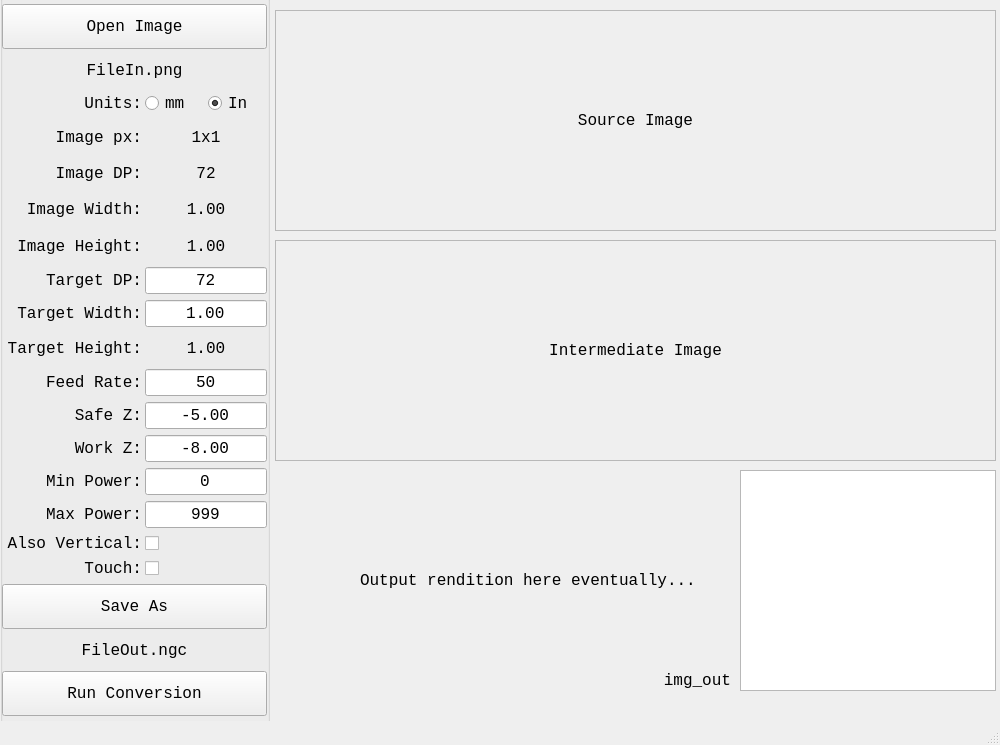
mj1911/dmap2m67, file img2m67.ui: the form before one commit.
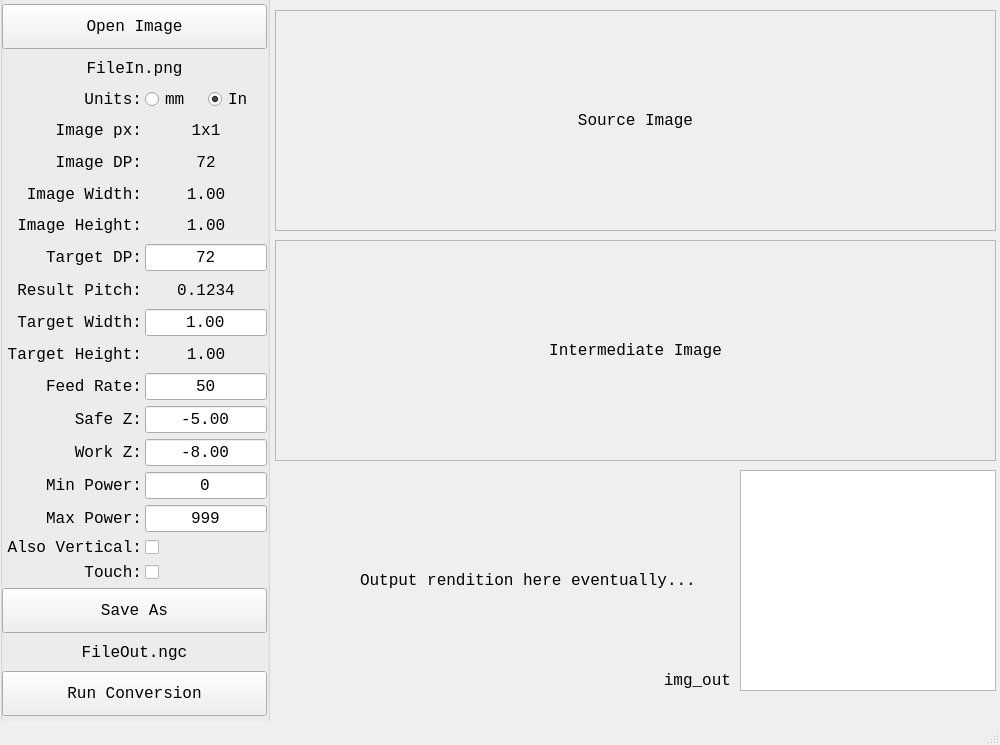
The form after the commit. Icons and pictures are not drawn.

Commit message: Bug hunting, squish, nope not dead yet...

The edit to the form file:
```diff
--- a/img2m67.ui
+++ b/img2m67.ui
@@ -75,7 +75,7 @@
        <height>712</height>
       </rect>
      </property>
-     <layout class="QGridLayout" name="gridLayout" rowminimumheight="0,0,0,0,0,0,0,0,0,0,0,0,0,0,0,0,0,0,0,0,0,0,0,0,0,0,0" columnminimumwidth="140,60,0">
+     <layout class="QGridLayout" name="gridLayout" rowminimumheight="0,0,0,0,0,0,0,0,0,0,0,0,0,0,0,0,0,0,0,0,0,0,0,0,0,0,0,0,0,0" columnminimumwidth="140,60,0">
       <property name="sizeConstraint">
        <enum>QLayout::SetDefaultConstraint</enum>
       </property>
@@ -97,46 +97,29 @@
       <property name="verticalSpacing">
        <number>6</number>
       </property>
-      <item row="6" column="0">
-       <widget class="QLabel" name="label_29">
-        <property name="text">
-         <string>Image px:</string>
+      <item row="29" column="0" colspan="3">
+       <widget class="QPushButton" name="pb_convert">
+        <property name="minimumSize">
+         <size>
+          <width>0</width>
+          <height>45</height>
+         </size>
         </property>
-        <property name="alignment">
-         <set>Qt::AlignRight|Qt::AlignTrailing|Qt::AlignVCenter</set>
-        </property>
-       </widget>
-      </item>
-      <item row="14" column="0">
-       <widget class="QLabel" name="label">
         <property name="statusTip">
          <string>Adjust output size; affects target DP and target height.</string>
         </property>
         <property name="text">
-         <string>Target Width:</string>
+         <string>Run Conversion</string>
         </property>
-        <property name="alignment">
-         <set>Qt::AlignRight|Qt::AlignTrailing|Qt::AlignVCenter</set>
-        </property>
        </widget>
       </item>
-      <item row="18" column="0">
-       <widget class="QLabel" name="label_4">
-        <property name="text">
-         <string>Safe Z:</string>
-        </property>
-        <property name="alignment">
-         <set>Qt::AlignRight|Qt::AlignTrailing|Qt::AlignVCenter</set>
-        </property>
-       </widget>
-      </item>
-      <item row="25" column="0" colspan="3">
-       <widget class="QLabel" name="lb_file_out">
+      <item row="18" column="1" colspan="2">
+       <widget class="QLabel" name="lb_target_height">
         <property name="statusTip">
          <string>Name of the file to save.</string>
         </property>
         <property name="text">
-         <string>FileOut.ngc</string>
+         <string>1.00</string>
         </property>
         <property name="alignment">
          <set>Qt::AlignCenter</set>
@@ -156,113 +139,29 @@
         </property>
        </widget>
       </item>
-      <item row="8" column="0">
-       <widget class="QLabel" name="label_9">
+      <item row="6" column="1" colspan="2">
+       <widget class="QLabel" name="lb_image_px">
         <property name="statusTip">
          <string>Native width of source image at that DP.</string>
         </property>
         <property name="text">
-         <string>Image Width:</string>
+         <string>1x1</string>
         </property>
         <property name="alignment">
-         <set>Qt::AlignRight|Qt::AlignTrailing|Qt::AlignVCenter</set>
+         <set>Qt::AlignCenter</set>
         </property>
        </widget>
       </item>
-      <item row="10" column="0">
-       <widget class="QLabel" name="label_12">
-        <property name="statusTip">
-         <string>Native height of source image at that DP.</string>
-        </property>
+      <item row="20" column="0">
+       <widget class="QLabel" name="label_3">
         <property name="text">
-         <string>Image Height:</string>
+         <string>Feed Rate:</string>
         </property>
         <property name="alignment">
          <set>Qt::AlignRight|Qt::AlignTrailing|Qt::AlignVCenter</set>
         </property>
        </widget>
       </item>
-      <item row="15" column="0">
-       <widget class="QLabel" name="label_31">
-        <property name="statusTip">
-         <string>Target height, in physical units.</string>
-        </property>
-        <property name="text">
-         <string>Target Height:</string>
-        </property>
-        <property name="alignment">
-         <set>Qt::AlignRight|Qt::AlignTrailing|Qt::AlignVCenter</set>
-        </property>
-       </widget>
-      </item>
-      <item row="22" column="0">
-       <widget class="QLabel" name="label_8">
-        <property name="statusTip">
-         <string>This approximately doubles the amount of power into the work.</string>
-        </property>
-        <property name="text">
-         <string>Also Vertical:</string>
-        </property>
-        <property name="alignment">
-         <set>Qt::AlignRight|Qt::AlignTrailing|Qt::AlignVCenter</set>
-        </property>
-       </widget>
-      </item>
-      <item row="19" column="0">
-       <widget class="QLabel" name="label_5">
-        <property name="text">
-         <string>Work Z:</string>
-        </property>
-        <property name="alignment">
-         <set>Qt::AlignRight|Qt::AlignTrailing|Qt::AlignVCenter</set>
-        </property>
-       </widget>
-      </item>
-      <item row="0" column="0" colspan="3">
-       <widget class="QPushButton" name="pb_open">
-        <property name="minimumSize">
-         <size>
-          <width>0</width>
-          <height>45</height>
-         </size>
-        </property>
-        <property name="statusTip">
-         <string>Choose input image to open.</string>
-        </property>
-        <property name="text">
-         <string>Open Image</string>
-        </property>
-       </widget>
-      </item>
-      <item row="7" column="0">
-       <widget class="QLabel" name="label_10">
-        <property name="statusTip">
-         <string>Dot-pitch of source image, per inch or mm.</string>
-        </property>
-        <property name="text">
-         <string>Image DP:</string>
-        </property>
-        <property name="alignment">
-         <set>Qt::AlignRight|Qt::AlignTrailing|Qt::AlignVCenter</set>
-        </property>
-       </widget>
-      </item>
-      <item row="26" column="0" colspan="3">
-       <widget class="QPushButton" name="pb_convert">
-        <property name="minimumSize">
-         <size>
-          <width>0</width>
-          <height>45</height>
-         </size>
-        </property>
-        <property name="statusTip">
-         <string>Perform the conversion and save the file.</string>
-        </property>
-        <property name="text">
-         <string>Run Conversion</string>
-        </property>
-       </widget>
-      </item>
       <item row="4" column="0" colspan="3">
        <widget class="QLabel" name="lb_file_in">
         <property name="statusTip">
@@ -276,40 +175,20 @@
         </property>
        </widget>
       </item>
-      <item row="17" column="0">
-       <widget class="QLabel" name="label_3">
-        <property name="text">
-         <string>Feed Rate:</string>
-        </property>
-        <property name="alignment">
-         <set>Qt::AlignRight|Qt::AlignTrailing|Qt::AlignVCenter</set>
-        </property>
-       </widget>
-      </item>
-      <item row="20" column="0">
-       <widget class="QLabel" name="label_6">
-        <property name="text">
-         <string>Min Power:</string>
-        </property>
-        <property name="alignment">
-         <set>Qt::AlignRight|Qt::AlignTrailing|Qt::AlignVCenter</set>
-        </property>
-       </widget>
-      </item>
-      <item row="21" column="0">
-       <widget class="QLabel" name="label_7">
+      <item row="8" column="1" colspan="2">
+       <widget class="QLabel" name="lb_image_width">
         <property name="statusTip">
          <string>NOTE in this version, this is currently limited internally due to PIL.</string>
         </property>
         <property name="text">
-         <string>Max Power:</string>
+         <string>1.00</string>
         </property>
         <property name="alignment">
-         <set>Qt::AlignRight|Qt::AlignTrailing|Qt::AlignVCenter</set>
+         <set>Qt::AlignCenter</set>
         </property>
        </widget>
       </item>
-      <item row="24" column="0" colspan="3">
+      <item row="27" column="0" colspan="3">
        <widget class="QPushButton" name="pb_saveas">
         <property name="minimumSize">
          <size>
@@ -325,6 +204,32 @@
         </property>
        </widget>
       </item>
+      <item row="17" column="1" colspan="2">
+       <widget class="QLineEdit" name="le_target_width">
+        <property name="statusTip">
+         <string>Float, output width, in physical units.</string>
+        </property>
+        <property name="text">
+         <string>1.00</string>
+        </property>
+        <property name="alignment">
+         <set>Qt::AlignCenter</set>
+        </property>
+       </widget>
+      </item>
+      <item row="25" column="1" colspan="2">
+       <widget class="QCheckBox" name="cb_vertical">
+        <property name="statusTip">
+         <string>Also do a vertical pass; otherwise only horizontal.</string>
+        </property>
+        <property name="text">
+         <string/>
+        </property>
+        <property name="checked">
+         <bool>false</bool>
+        </property>
+       </widget>
+      </item>
       <item row="5" column="0">
        <widget class="QLabel" name="label_11">
         <property name="statusTip">
@@ -338,7 +243,46 @@
         </property>
        </widget>
       </item>
-      <item row="23" column="0">
+      <item row="24" column="1" colspan="2">
+       <widget class="QLineEdit" name="le_power_max">
+        <property name="statusTip">
+         <string>Maximum power to use; LinuxCNC/Mesa do 12-bit PWM/48kHz; 999 gives 1k intensities with few digits.</string>
+        </property>
+        <property name="text">
+         <string>999</string>
+        </property>
+        <property name="alignment">
+         <set>Qt::AlignCenter</set>
+        </property>
+       </widget>
+      </item>
+      <item row="10" column="0">
+       <widget class="QLabel" name="label_12">
+        <property name="statusTip">
+         <string>Native height of source image at that DP.</string>
+        </property>
+        <property name="text">
+         <string>Image Height:</string>
+        </property>
+        <property name="alignment">
+         <set>Qt::AlignRight|Qt::AlignTrailing|Qt::AlignVCenter</set>
+        </property>
+       </widget>
+      </item>
+      <item row="7" column="1" colspan="2">
+       <widget class="QLabel" name="lb_image_dp">
+        <property name="statusTip">
+         <string>Source image resolution, in dots per unit length.  The higher this is, the more source detail.</string>
+        </property>
+        <property name="text">
+         <string>72</string>
+        </property>
+        <property name="alignment">
+         <set>Qt::AlignCenter</set>
+        </property>
+       </widget>
+      </item>
+      <item row="26" column="0">
        <widget class="QLabel" name="label_13">
         <property name="statusTip">
          <string>Whole keyboard is not supported (yet?)</string>
@@ -351,6 +295,117 @@
         </property>
        </widget>
       </item>
+      <item row="7" column="0">
+       <widget class="QLabel" name="label_10">
+        <property name="statusTip">
+         <string>Dot-pitch of source image, per inch or mm.</string>
+        </property>
+        <property name="text">
+         <string>Image DP:</string>
+        </property>
+        <property name="alignment">
+         <set>Qt::AlignRight|Qt::AlignTrailing|Qt::AlignVCenter</set>
+        </property>
+       </widget>
+      </item>
+      <item row="21" column="1" colspan="2">
+       <widget class="QLineEdit" name="le_safe_z">
+        <property name="statusTip">
+         <string>Float, distance to work for &quot;safe&quot; (laser off) moves.</string>
+        </property>
+        <property name="text">
+         <string>-5.00</string>
+        </property>
+        <property name="alignment">
+         <set>Qt::AlignCenter</set>
+        </property>
+       </widget>
+      </item>
+      <item row="15" column="0">
+       <widget class="QLabel" name="label_14">
+        <property name="statusTip">
+         <string>The resulting distance between M1 instructions.</string>
+        </property>
+        <property name="text">
+         <string>Result Pitch:</string>
+        </property>
+        <property name="alignment">
+         <set>Qt::AlignRight|Qt::AlignTrailing|Qt::AlignVCenter</set>
+        </property>
+       </widget>
+      </item>
+      <item row="6" column="0">
+       <widget class="QLabel" name="label_29">
+        <property name="text">
+         <string>Image px:</string>
+        </property>
+        <property name="alignment">
+         <set>Qt::AlignRight|Qt::AlignTrailing|Qt::AlignVCenter</set>
+        </property>
+       </widget>
+      </item>
+      <item row="10" column="1" colspan="2">
+       <widget class="QLabel" name="lb_image_height">
+        <property name="statusTip">
+         <string>Image pixels tall / dp = physical height</string>
+        </property>
+        <property name="text">
+         <string>1.00</string>
+        </property>
+        <property name="alignment">
+         <set>Qt::AlignCenter</set>
+        </property>
+       </widget>
+      </item>
+      <item row="25" column="0">
+       <widget class="QLabel" name="label_8">
+        <property name="statusTip">
+         <string>This approximately doubles the amount of power into the work.</string>
+        </property>
+        <property name="text">
+         <string>Also Vertical:</string>
+        </property>
+        <property name="alignment">
+         <set>Qt::AlignRight|Qt::AlignTrailing|Qt::AlignVCenter</set>
+        </property>
+       </widget>
+      </item>
+      <item row="28" column="0" colspan="3">
+       <widget class="QLabel" name="lb_file_out">
+        <property name="statusTip">
+         <string>Name of the file to save.</string>
+        </property>
+        <property name="text">
+         <string>FileOut.ngc</string>
+        </property>
+        <property name="alignment">
+         <set>Qt::AlignCenter</set>
+        </property>
+       </widget>
+      </item>
+      <item row="23" column="0">
+       <widget class="QLabel" name="label_6">
+        <property name="text">
+         <string>Min Power:</string>
+        </property>
+        <property name="alignment">
+         <set>Qt::AlignRight|Qt::AlignTrailing|Qt::AlignVCenter</set>
+        </property>
+       </widget>
+      </item>
+      <item row="17" column="0">
+       <widget class="QLabel" name="label">
+        <property name="statusTip">
+         <string>Adjust output size; affects target DP and target height.</string>
+        </property>
+        <property name="text">
+         <string>Target Width:</string>
+        </property>
+        <property name="alignment">
+         <set>Qt::AlignRight|Qt::AlignTrailing|Qt::AlignVCenter</set>
+        </property>
+       </widget>
+      </item>
       <item row="5" column="1">
        <widget class="QRadioButton" name="rb_mm">
         <property name="maximumSize">
@@ -367,104 +422,95 @@
         </property>
        </widget>
       </item>
-      <item row="5" column="2">
-       <widget class="QRadioButton" name="rb_in">
-        <property name="maximumSize">
+      <item row="26" column="1" colspan="2">
+       <widget class="QCheckBox" name="cb_touch">
+        <property name="statusTip">
+         <string>Popup a keypad numeric entry for touch screens.</string>
+        </property>
+        <property name="text">
+         <string/>
+        </property>
+        <property name="checked">
+         <bool>false</bool>
+        </property>
+       </widget>
+      </item>
+      <item row="22" column="0">
+       <widget class="QLabel" name="label_5">
+        <property name="text">
+         <string>Work Z:</string>
+        </property>
+        <property name="alignment">
+         <set>Qt::AlignRight|Qt::AlignTrailing|Qt::AlignVCenter</set>
+        </property>
+       </widget>
+      </item>
+      <item row="21" column="0">
+       <widget class="QLabel" name="label_4">
+        <property name="text">
+         <string>Safe Z:</string>
+        </property>
+        <property name="alignment">
+         <set>Qt::AlignRight|Qt::AlignTrailing|Qt::AlignVCenter</set>
+        </property>
+       </widget>
+      </item>
+      <item row="24" column="0">
+       <widget class="QLabel" name="label_7">
+        <property name="statusTip">
+         <string>NOTE in this version, this is currently limited internally due to PIL.</string>
+        </property>
+        <property name="text">
+         <string>Max Power:</string>
+        </property>
+        <property name="alignment">
+         <set>Qt::AlignRight|Qt::AlignTrailing|Qt::AlignVCenter</set>
+        </property>
+       </widget>
+      </item>
+      <item row="23" column="1" colspan="2">
+       <widget class="QLineEdit" name="le_power_min">
+        <property name="statusTip">
+         <string>Integer, minimum power to use, generally 0 for totally off.</string>
+        </property>
+        <property name="text">
+         <string>0</string>
+        </property>
+        <property name="alignment">
+         <set>Qt::AlignCenter</set>
+        </property>
+       </widget>
+      </item>
+      <item row="18" column="0">
+       <widget class="QLabel" name="label_31">
+        <property name="statusTip">
+         <string>Target height, in physical units.</string>
+        </property>
+        <property name="text">
+         <string>Target Height:</string>
+        </property>
+        <property name="alignment">
+         <set>Qt::AlignRight|Qt::AlignTrailing|Qt::AlignVCenter</set>
+        </property>
+       </widget>
+      </item>
+      <item row="0" column="0" colspan="3">
+       <widget class="QPushButton" name="pb_open">
+        <property name="minimumSize">
          <size>
-          <width>60</width>
-          <height>16777215</height>
+          <width>0</width>
+          <height>45</height>
          </size>
         </property>
         <property name="statusTip">
          <string>Units: Inches</string>
         </property>
         <property name="text">
-         <string>In</string>
+         <string>Open Image</string>
         </property>
-        <property name="checked">
-         <bool>true</bool>
-        </property>
        </widget>
       </item>
-      <item row="6" column="1" colspan="2">
-       <widget class="QLabel" name="lb_image_px">
-        <property name="statusTip">
-         <string>Input image size, in pixels.  More is always better.</string>
-        </property>
-        <property name="text">
-         <string>1x1</string>
-        </property>
-        <property name="alignment">
-         <set>Qt::AlignCenter</set>
-        </property>
-       </widget>
-      </item>
-      <item row="8" column="1" colspan="2">
-       <widget class="QLabel" name="lb_image_width">
-        <property name="statusTip">
-         <string>Image pixels wide / dp = physical width</string>
-        </property>
-        <property name="text">
-         <string>1.00</string>
-        </property>
-        <property name="alignment">
-         <set>Qt::AlignCenter</set>
-        </property>
-       </widget>
-      </item>
-      <item row="10" column="1" colspan="2">
-       <widget class="QLabel" name="lb_image_height">
-        <property name="statusTip">
-         <string>Image pixels tall / dp = physical height</string>
-        </property>
-        <property name="text">
-         <string>1.00</string>
-        </property>
-        <property name="alignment">
-         <set>Qt::AlignCenter</set>
-        </property>
-       </widget>
-      </item>
-      <item row="13" column="1" colspan="2">
-       <widget class="QLineEdit" name="le_target_dp">
-        <property name="statusTip">
-         <string>Float target resolution; note the lower this is, the less resolution.</string>
-        </property>
-        <property name="text">
-         <string>72</string>
-        </property>
-        <property name="alignment">
-         <set>Qt::AlignCenter</set>
-        </property>
-       </widget>
-      </item>
-      <item row="14" column="1" colspan="2">
-       <widget class="QLineEdit" name="le_target_width">
-        <property name="statusTip">
-         <string>Float, output width, in physical units.</string>
-        </property>
-        <property name="text">
-         <string>1.00</string>
-        </property>
-        <property name="alignment">
-         <set>Qt::AlignCenter</set>
-        </property>
-       </widget>
-      </item>
-      <item row="15" column="1" colspan="2">
-       <widget class="QLabel" name="lb_target_height">
-        <property name="statusTip">
-         <string>Output height, calculated.</string>
-        </property>
-        <property name="text">
-         <string>1.00</string>
-        </property>
-        <property name="alignment">
-         <set>Qt::AlignCenter</set>
-        </property>
-       </widget>
-      </item>
-      <item row="17" column="1" colspan="2">
+      <item row="20" column="1" colspan="2">
        <widget class="QLineEdit" name="le_feedrate">
         <property name="statusTip">
          <string>Float, movement rate in units/min.  Note slower = more power into work.</string>
@@ -477,20 +523,33 @@
         </property>
        </widget>
       </item>
-      <item row="18" column="1" colspan="2">
-       <widget class="QLineEdit" name="le_safe_z">
+      <item row="13" column="1" colspan="2">
+       <widget class="QLineEdit" name="le_target_dp">
         <property name="statusTip">
          <string>Float, distance to work for &quot;safe&quot; (laser off) moves.</string>
         </property>
         <property name="text">
-         <string>-5.00</string>
+         <string>72</string>
         </property>
         <property name="alignment">
          <set>Qt::AlignCenter</set>
         </property>
        </widget>
       </item>
-      <item row="19" column="1" colspan="2">
+      <item row="8" column="0">
+       <widget class="QLabel" name="label_9">
+        <property name="statusTip">
+         <string>Native width of source image at that DP.</string>
+        </property>
+        <property name="text">
+         <string>Image Width:</string>
+        </property>
+        <property name="alignment">
+         <set>Qt::AlignRight|Qt::AlignTrailing|Qt::AlignVCenter</set>
+        </property>
+       </widget>
+      </item>
+      <item row="22" column="1" colspan="2">
        <widget class="QLineEdit" name="le_work_z">
         <property name="statusTip">
          <string>Float, distance to work for laser-on moves.  This is the focus distance.</string>
@@ -503,65 +562,32 @@
         </property>
        </widget>
       </item>
-      <item row="20" column="1" colspan="2">
-       <widget class="QLineEdit" name="le_power_min">
-        <property name="statusTip">
-         <string>Integer, minimum power to use, generally 0 for totally off.</string>
+      <item row="5" column="2">
+       <widget class="QRadioButton" name="rb_in">
+        <property name="maximumSize">
+         <size>
+          <width>60</width>
+          <height>16777215</height>
+         </size>
         </property>
-        <property name="text">
-         <string>0</string>
-        </property>
-        <property name="alignment">
-         <set>Qt::AlignCenter</set>
-        </property>
-       </widget>
-      </item>
-      <item row="21" column="1" colspan="2">
-       <widget class="QLineEdit" name="le_power_max">
         <property name="statusTip">
          <string>Maximum power to use; LinuxCNC/Mesa do 12-bit PWM/48kHz; 999 gives 1k intensities with few digits.</string>
         </property>
         <property name="text">
-         <string>999</string>
+         <string>In</string>
         </property>
-        <property name="alignment">
-         <set>Qt::AlignCenter</set>
-        </property>
-       </widget>
-      </item>
-      <item row="22" column="1" colspan="2">
-       <widget class="QCheckBox" name="cb_vertical">
-        <property name="statusTip">
-         <string>Also do a vertical pass; otherwise only horizontal.</string>
-        </property>
-        <property name="text">
-         <string/>
-        </property>
         <property name="checked">
-         <bool>false</bool>
+         <bool>true</bool>
         </property>
        </widget>
       </item>
-      <item row="23" column="1" colspan="2">
-       <widget class="QCheckBox" name="cb_touch">
+      <item row="15" column="1" colspan="2">
+       <widget class="QLabel" name="lb_width_pitch">
         <property name="statusTip">
          <string>Popup a keypad numeric entry for touch screens.</string>
         </property>
         <property name="text">
-         <string/>
-        </property>
-        <property name="checked">
-         <bool>false</bool>
-        </property>
-       </widget>
-      </item>
-      <item row="7" column="1" colspan="2">
-       <widget class="QLabel" name="lb_image_dp">
-        <property name="statusTip">
-         <string>Source image resolution, in dots per unit length.  The higher this is, the more source detail.</string>
-        </property>
-        <property name="text">
-         <string>72</string>
+         <string>0.1234</string>
         </property>
         <property name="alignment">
          <set>Qt::AlignCenter</set>
```
Left out of the diff: 16 changed lines with no effect on the pictures. The commit also changes 1 other file.
